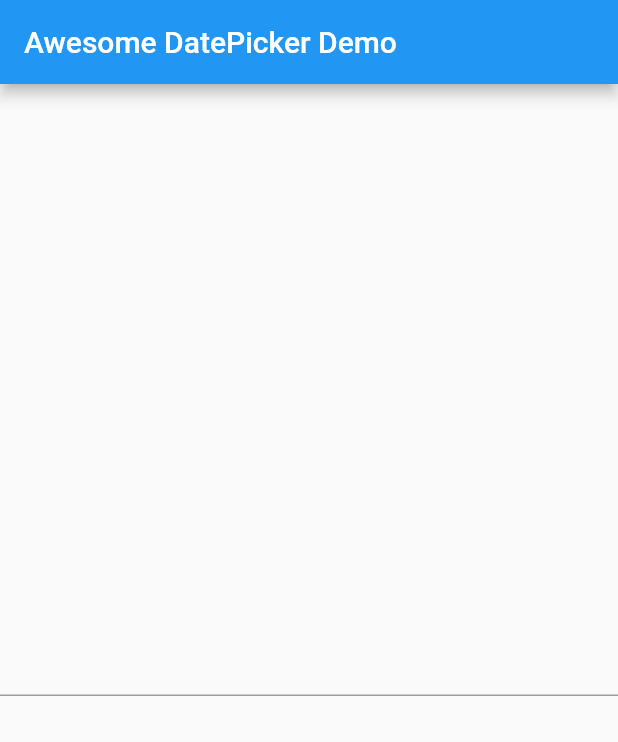
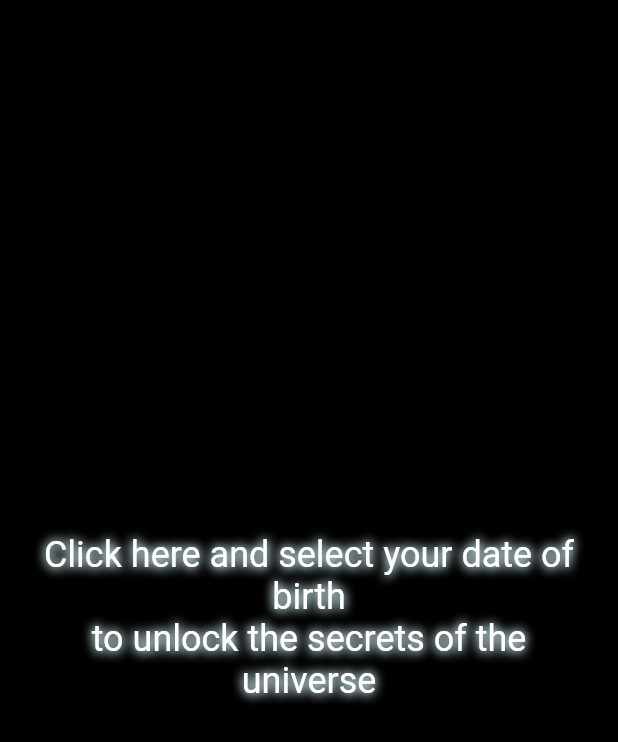
Before and after one commit to BURG3R5/awesome-datepicker, a Flutter app: the screen it shows after launch, on a phone screen of 412 x 824 dp. Shown: the top 742 px of the screen. Run offline on Flutter 3.47's test engine with Material 2 defaults, Android fonts, the phone set to English and light mode, and no system bars.

Commit message:
feat(example): Update example app.

```diff
--- /dev/null
+++ b/example/lib/constants.dart
@@ -0,0 +1,19 @@
+import 'package:flutter/material.dart';
+
+const Color blue = Color(0xFF37B7D8);
+const Color orange = Color(0xFFD95736);
+const Color green = Color(0xFF67D936);
+const Color purple = Color(0xFFA836D9);
+const Color white = Color(0xFFE0FDFF);
+const Color pink = Color(0xFFE055B6);
+
+final appTheme = ThemeData.from(
+  colorScheme: ColorScheme.fromSeed(
+    seedColor: blue,
+    onPrimary: Colors.black,
+    brightness: Brightness.dark,
+    surface: Colors.black,
+    onSurface: white,
+    background: Colors.black,
+  ),
+);
--- a/example/lib/main.dart
+++ b/example/lib/main.dart
@@ -1,5 +1,10 @@
 import 'package:awesome_datepicker/awesome_datepicker.dart';
+import 'package:flutter/foundation.dart';
 import 'package:flutter/material.dart';
+
+import 'constants.dart';
+import 'results.dart';
+import 'widgets/glow_text.dart';
 
 void main() => runApp(const ExampleApp());
 
@@ -8,26 +13,63 @@ class ExampleApp extends StatelessWidget {
 
   @override
   Widget build(BuildContext context) {
-    return const MaterialApp(
+    return MaterialApp(
       title: 'Awesome DatePicker Example App',
-      home: ExampleHome(),
+      home: const Home(),
+      theme: appTheme,
+      themeMode: ThemeMode.dark,
     );
   }
 }
 
-class ExampleHome extends StatelessWidget {
-  const ExampleHome({super.key});
+class Home extends StatelessWidget {
+  const Home({super.key});
+
+  void _selectBirthdate(BuildContext context) async {
+    DateTime? selectedDate;
+    final navigator = Navigator.of(context);
+
+    await showAwesomeDatePicker(
+      context: context,
+      mode: AwesomeDatePickerMode.hex,
+      useAlpha: true,
+      initialDate: DateTime.now(),
+      // TODO: UTC/IST bug
+      backgroundColor: Colors.transparent,
+      onChanged: (date) {
+        if (kDebugMode) print('changed to $date');
+
+        selectedDate = date;
+      },
+    );
+
+    navigator.pushReplacement(MaterialPageRoute(
+      builder: (_) => Results(birthdate: selectedDate ?? DateTime.now()),
+    ));
+  }
 
   @override
   Widget build(BuildContext context) {
     return Scaffold(
-      appBar: AppBar(title: const Text('Awesome DatePicker Demo')),
       body: Center(
-        child: AwesomeDatePickerField(
-          pickerHeight: 250,
-          mode: AwesomeDatePickerMode.hex,
-          useAlpha: true,
-          backgroundColor: Colors.transparent,
+        child: Column(
+          mainAxisAlignment: MainAxisAlignment.center,
+          children: <Widget>[
+            InkWell(
+              borderRadius: BorderRadius.circular(30),
+              onTap: () => _selectBirthdate(context),
+              child: Padding(
+                padding: const EdgeInsets.all(20),
+                child: GlowText(
+                  text: 'Click here and select your date of birth\n'
+                      'to unlock the secrets of the universe',
+                  glowColor: white,
+                  style: Theme.of(context).textTheme.headlineSmall,
+                  textAlign: TextAlign.center,
+                ),
+              ),
+            ),
+          ],
         ),
       ),
     );
--- a/example/pubspec.yaml
+++ b/example/pubspec.yaml
@@ -11,6 +11,9 @@ environment:
 dependencies:
   flutter:
     sdk: flutter
+  flutter_glow: ^0.3.0
+  intl: ^0.18.1
+
   awesome_datepicker:
     path: ../
 
```
Also changed, not shown: example/lib/results.dart (added, +104 -0 lines), example/lib/utils.dart (added, +19 -0 lines), example/lib/widgets/floating_action_button.dart (added, +11 -0 lines), example/lib/widgets/glow_text.dart (added, +101 -0 lines), example/pubspec.lock.
